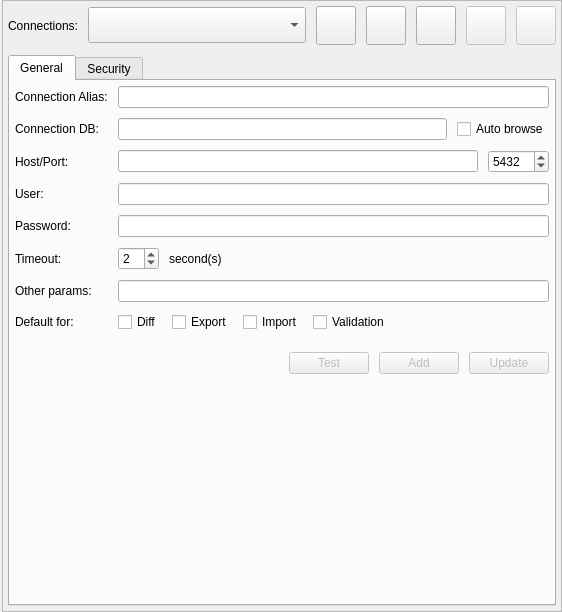
Above: libs/libgui/ui/settings/connectionsconfigwidget.ui from pgmodeler/pgmodeler before the change. Below: the same form after it.
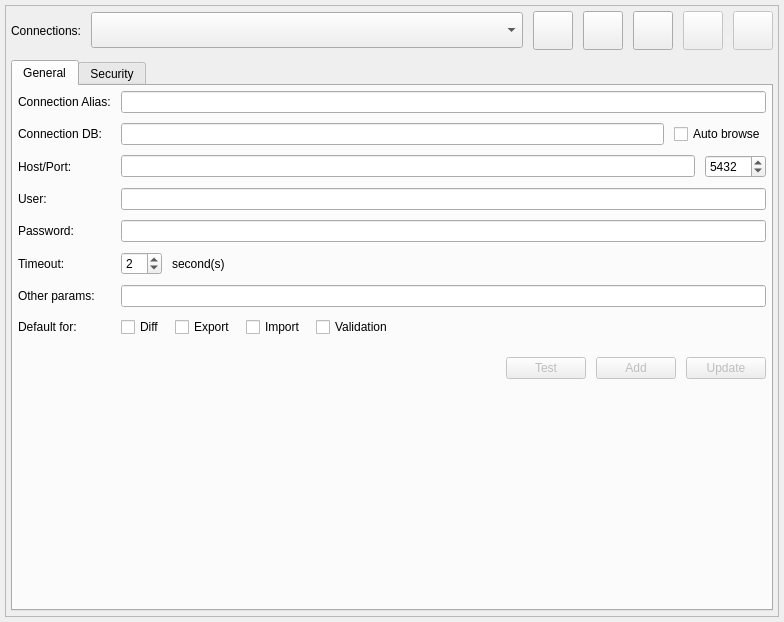
That is the form after the change. Icons and pictures are not drawn.

Diff of the .ui file:
```diff
--- a/libs/libgui/ui/settings/connectionsconfigwidget.ui
+++ b/libs/libgui/ui/settings/connectionsconfigwidget.ui
@@ -6,8 +6,8 @@
    <rect>
     <x>0</x>
     <y>0</y>
-    <width>562</width>
-    <height>612</height>
+    <width>784</width>
+    <height>622</height>
    </rect>
   </property>
   <property name="windowTitle">
@@ -15,16 +15,16 @@
   </property>
   <layout class="QGridLayout" name="gridLayout_2">
    <property name="leftMargin">
-    <number>2</number>
+    <number>5</number>
    </property>
    <property name="topMargin">
-    <number>0</number>
+    <number>5</number>
    </property>
    <property name="rightMargin">
-    <number>0</number>
+    <number>5</number>
    </property>
    <property name="bottomMargin">
-    <number>0</number>
+    <number>5</number>
    </property>
    <item row="0" column="0">
     <widget class="QFrame" name="frame">
```
Left out of the diff: 4 changed lines with no effect on the pictures.
